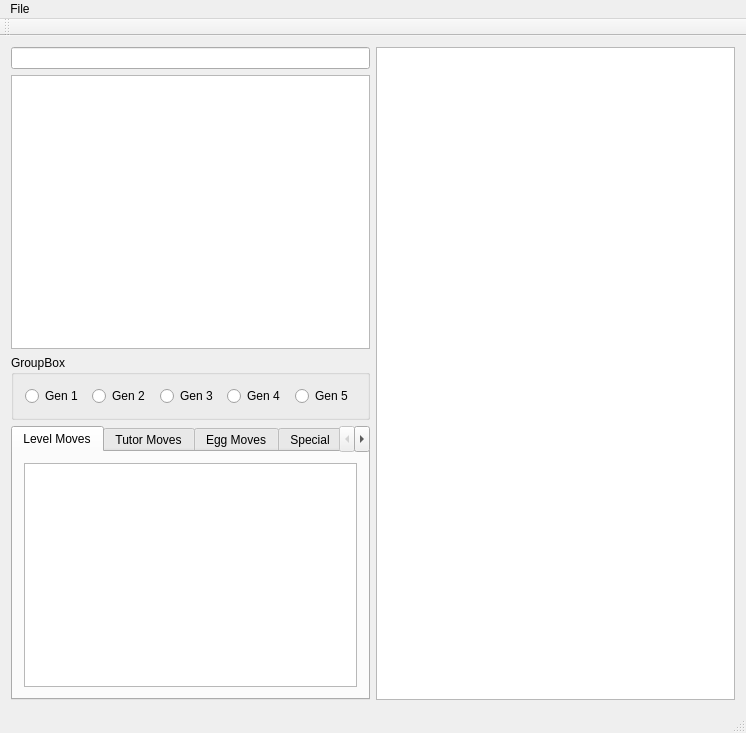
Old version of the form src/MoveMachine/mainwindow.ui in the repository po-devs/pokemon-online.
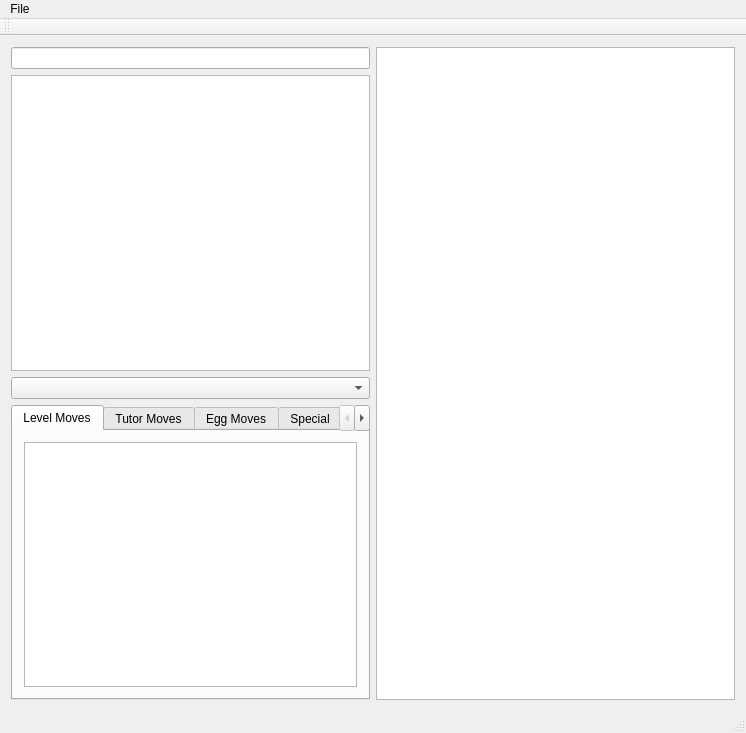
New version of the form.

```diff
--- a/src/MoveMachine/mainwindow.ui
+++ b/src/MoveMachine/mainwindow.ui
@@ -24,50 +24,6 @@
     <item row="1" column="0">
      <widget class="QListWidget" name="pokemonList"/>
     </item>
-    <item row="2" column="0">
-     <widget class="QGroupBox" name="groupBox">
-      <property name="title">
-       <string>GroupBox</string>
-      </property>
-      <layout class="QHBoxLayout" name="horizontalLayout">
-       <item>
-        <widget class="QRadioButton" name="gen1">
-         <property name="text">
-          <string>Gen 1</string>
-         </property>
-        </widget>
-       </item>
-       <item>
-        <widget class="QRadioButton" name="gen2">
-         <property name="text">
-          <string>Gen 2</string>
-         </property>
-        </widget>
-       </item>
-       <item>
-        <widget class="QRadioButton" name="gen3">
-         <property name="text">
-          <string>Gen 3</string>
-         </property>
-        </widget>
-       </item>
-       <item>
-        <widget class="QRadioButton" name="gen4">
-         <property name="text">
-          <string>Gen 4</string>
-         </property>
-        </widget>
-       </item>
-       <item>
-        <widget class="QRadioButton" name="gen5">
-         <property name="text">
-          <string>Gen 5</string>
-         </property>
-        </widget>
-       </item>
-      </layout>
-     </widget>
-    </item>
     <item row="3" column="0">
      <widget class="QTabWidget" name="pokeMoves">
       <property name="currentIndex">
@@ -145,6 +101,9 @@
       </widget>
      </widget>
     </item>
+    <item row="2" column="0">
+     <widget class="QComboBox" name="gen"/>
+    </item>
    </layout>
   </widget>
   <widget class="QMenuBar" name="menuBar">
```
